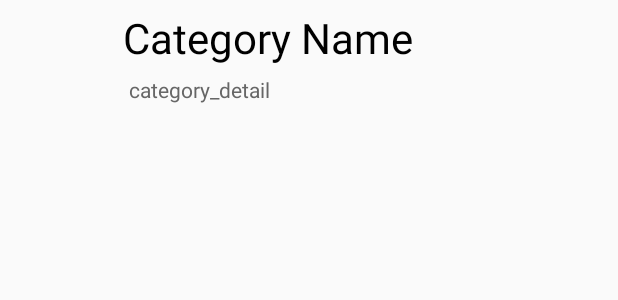
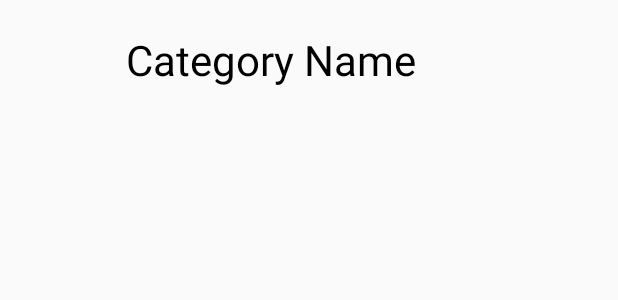
Before and after one commit to cate-project/CATE-V4, an Android app: the layout category_list_layout.xml on its own in the app's theme, with its tools: preview values and no code run, on a phone screen of 412 x 824 dp. Shown: the top 300 px of the screen. Run offline under Robolectric (Android 15) with nearby library versions, the phone set to English and light mode, and no system bars.

Commit message:
category UI 변경, 내 정보 추가

```diff
--- a/app/src/main/res/layout/category_list_layout.xml
+++ b/app/src/main/res/layout/category_list_layout.xml
@@ -1,40 +1,25 @@
 <?xml version="1.0" encoding="utf-8"?>
 <LinearLayout xmlns:android="http://schemas.android.com/apk/res/android"
-    android:orientation="horizontal" android:layout_width="match_parent"
-    android:layout_height="match_parent"
-    android:id="@+id/list_category">
+    android:id="@+id/list_category"
+    android:layout_width="match_parent"
+    android:layout_height="80dp"
+    android:orientation="horizontal">
 
     <ImageView
         android:id="@+id/imageCategoryIcon"
-        android:layout_width="0dp"
-        android:layout_height="80dp"
-        android:padding="4dp"
-        android:layout_weight="1"
-        android:contentDescription="@string/image" />
+        android:layout_width="80dp"
+        android:layout_height="match_parent"
+        android:contentDescription="@string/image"
+        android:padding="4dp" />
 
-    <LinearLayout
+    <TextView
+        android:id="@+id/text_name"
         android:layout_width="0dp"
         android:layout_height="match_parent"
-        android:orientation="vertical"
-        android:layout_weight="4">
-
-        <TextView
-            android:id="@+id/text_name"
-            android:layout_width="match_parent"
-            android:layout_height="50dp"
-            android:gravity="center_vertical"
-            android:text="@string/category_name"
-            android:textColor="#000000"
-            android:textSize="28sp" />
-
-        <TextView
-            android:id="@+id/text_detail"
-            android:layout_width="match_parent"
-            android:layout_height="30dp"
-            android:text="@string/category_detail"
-            android:layout_marginStart="4dp"
-            android:textColor="#666666"
-            android:textSize="14sp" />
-    </LinearLayout>
-
+        android:layout_weight="1"
+        android:gravity="center_vertical"
+        android:paddingLeft="4dp"
+        android:text="@string/category_name"
+        android:textColor="#000000"
+        android:textSize="28sp" />
 </LinearLayout>
```
Also changed, not shown: app/src/main/java/app/com/CATE/MainActivity.java (+16 -7 lines), app/src/main/java/app/com/CATE/adapters/CategoryAdapter.java (+18 -3 lines), app/src/main/res/drawable/icon_animal.jpg (added), app/src/main/res/drawable/icon_battleground.jpg (added), app/src/main/res/drawable/icon_game.png (added), app/src/main/res/drawable/icon_humor.jpg (added), app/src/main/res/drawable/icon_jazz.jpg (added), app/src/main/res/drawable/icon_lol.png (added), app/src/main/res/drawable/icon_music.jpg (deleted), app/src/main/res/drawable/icon_music.png (added), 2 other files.
